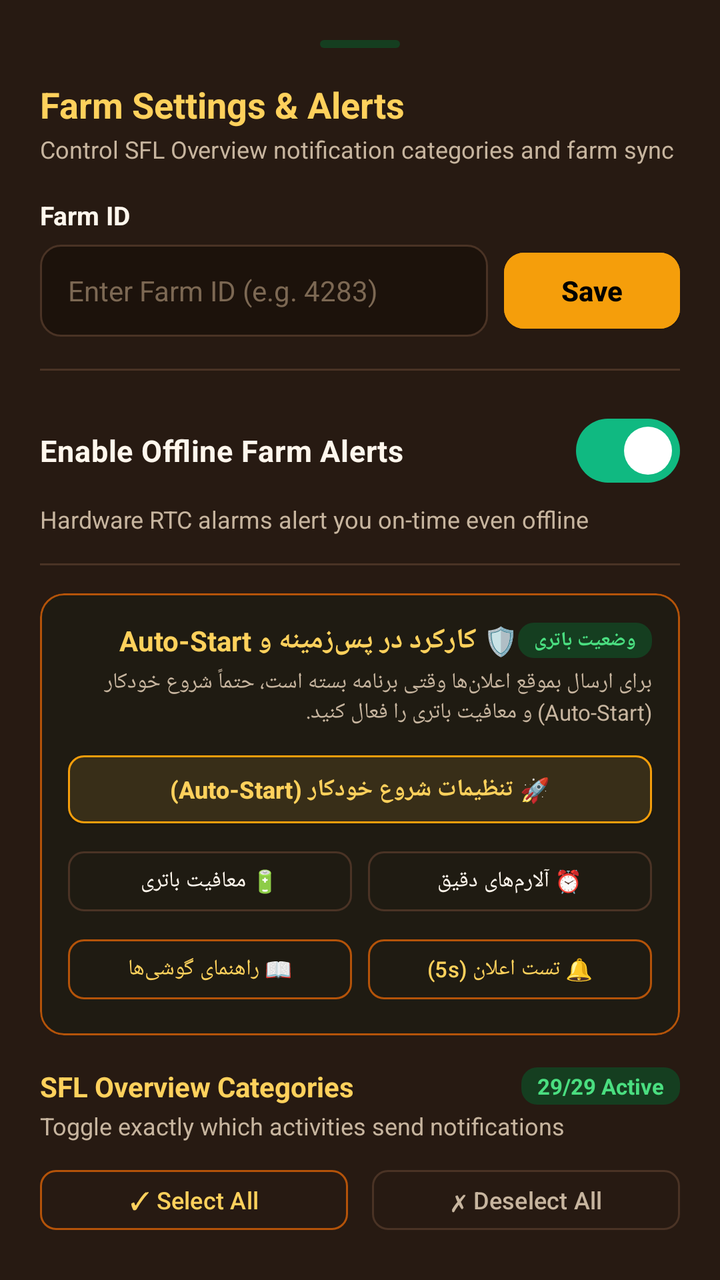
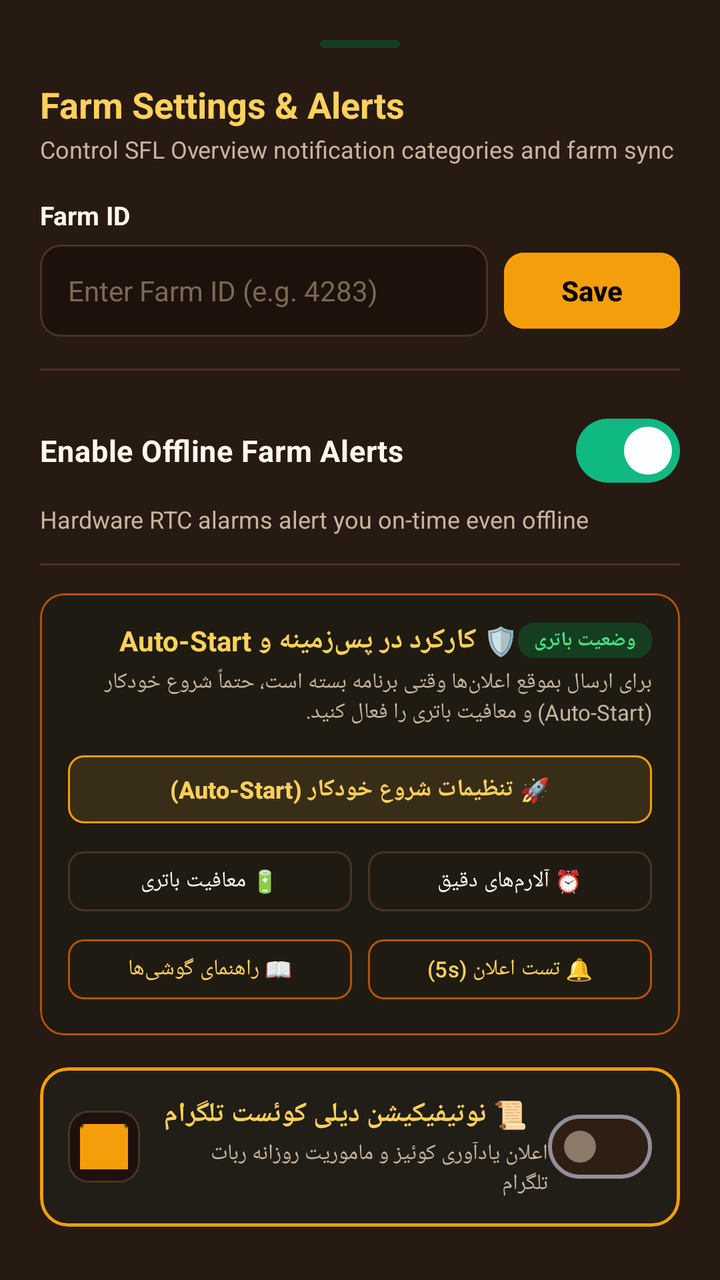

Before-and-after screenshots of an Android layout around one commit, followed by the original layout XML and the change that was made.
<!-- AndroidManifest.xml: application theme Theme.SFLNotifApp -->
<!-- res/layout/bottom_sheet_settings.xml -->
<?xml version="1.0" encoding="utf-8"?>
<androidx.core.widget.NestedScrollView xmlns:android="http://schemas.android.com/apk/res/android"
    xmlns:app="http://schemas.android.com/apk/res-auto"
    android:layout_width="match_parent"
    android:layout_height="wrap_content"
    android:background="@color/bg_card"
    android:padding="20dp">

    <LinearLayout
        android:layout_width="match_parent"
        android:layout_height="wrap_content"
        android:orientation="vertical">

        
        <View
            android:layout_width="40dp"
            android:layout_height="4dp"
            android:layout_gravity="center_horizontal"
            android:layout_marginBottom="16dp"
            android:background="@drawable/bg_badge_ready" />

        <TextView
            android:layout_width="wrap_content"
            android:layout_height="wrap_content"
            android:text="Farm Settings &amp; Alerts"
            android:textColor="@color/sunflower_yellow"
            android:textSize="18sp"
            android:textStyle="bold" />

        <TextView
            android:layout_width="wrap_content"
            android:layout_height="wrap_content"
            android:layout_marginTop="2dp"
            android:text="Control SFL Overview notification categories and farm sync"
            android:textColor="@color/text_secondary"
            android:textSize="12sp" />

        
        <TextView
            android:layout_width="wrap_content"
            android:layout_height="wrap_content"
            android:layout_marginTop="16dp"
            android:text="Farm ID"
            android:textColor="@color/text_primary"
            android:textSize="13sp"
            android:textStyle="bold" />

        <LinearLayout
            android:layout_width="match_parent"
            android:layout_height="wrap_content"
            android:layout_marginTop="6dp"
            android:gravity="center_vertical"
            android:orientation="horizontal">

            <EditText
                android:id="@+id/etFarmId"
                android:layout_width="0dp"
                android:layout_height="46dp"
                android:layout_weight="1"
                android:background="@drawable/bg_input"
                android:hint="Enter Farm ID (e.g. 4283)"
                android:inputType="number"
                android:paddingHorizontal="14dp"
                android:textColor="@color/text_primary"
                android:textColorHint="@color/text_muted"
                android:textSize="14sp" />

            <Space
                android:layout_width="8dp"
                android:layout_height="wrap_content" />

            <com.google.android.material.button.MaterialButton
                android:id="@+id/btnSaveFarmId"
                style="@style/Widget.Material3.Button.ElevatedButton"
                android:layout_width="wrap_content"
                android:layout_height="46dp"
                android:backgroundTint="@color/sunflower_gold"
                android:text="Save"
                android:textColor="#000000"
                android:textStyle="bold"
                app:cornerRadius="10dp" />
        </LinearLayout>

        <View
            android:layout_width="match_parent"
            android:layout_height="1dp"
            android:layout_marginVertical="16dp"
            android:background="@color/border_subtle" />

        
        <com.google.android.material.materialswitch.MaterialSwitch
            android:id="@+id/switchMasterNotifs"
            android:layout_width="match_parent"
            android:layout_height="wrap_content"
            android:checked="true"
            android:text="Enable Offline Farm Alerts"
            android:textColor="@color/text_primary"
            android:textSize="15sp"
            android:textStyle="bold"
            app:thumbTint="@color/switch_thumb_selector"
            app:trackTint="@color/switch_track_selector" />

        <TextView
            android:layout_width="wrap_content"
            android:layout_height="wrap_content"
            android:layout_marginTop="2dp"
            android:text="Hardware RTC alarms alert you on-time even offline"
            android:textColor="@color/text_secondary"
            android:textSize="12sp" />

        <View
            android:layout_width="match_parent"
            android:layout_height="1dp"
            android:layout_marginVertical="14dp"
            android:background="@color/border_subtle" />

        
        <com.google.android.material.card.MaterialCardView
            android:layout_width="match_parent"
            android:layout_height="wrap_content"
            android:layout_marginBottom="16dp"
            app:cardBackgroundColor="#1F1B12"
            app:cardCornerRadius="12dp"
            app:cardElevation="0dp"
            app:strokeColor="@color/sunflower_amber_dark"
            app:strokeWidth="1dp">

            <LinearLayout
                android:layout_width="match_parent"
                android:layout_height="wrap_content"
                android:orientation="vertical"
                android:padding="14dp">

                <LinearLayout
                    android:layout_width="match_parent"
                    android:layout_height="wrap_content"
                    android:gravity="center_vertical"
                    android:orientation="horizontal">

                    <TextView
                        android:layout_width="0dp"
                        android:layout_height="wrap_content"
                        android:layout_weight="1"
                        android:text="🛡️ کارکرد در پس‌زمینه و Auto-Start"
                        android:textColor="@color/sunflower_yellow"
                        android:textSize="14sp"
                        android:textStyle="bold" />

                    <TextView
                        android:id="@+id/tvBatteryStatusBadge"
                        android:layout_width="wrap_content"
                        android:layout_height="wrap_content"
                        android:background="@drawable/bg_badge_ready"
                        android:paddingHorizontal="8dp"
                        android:paddingVertical="2dp"
                        android:text="وضعیت باتری"
                        android:textColor="@color/badge_ready_text"
                        android:textSize="10sp"
                        android:textStyle="bold" />
                </LinearLayout>

                <TextView
                    android:layout_width="wrap_content"
                    android:layout_height="wrap_content"
                    android:layout_marginTop="4dp"
                    android:text="برای ارسال بموقع اعلان‌ها وقتی برنامه بسته است، حتماً شروع خودکار (Auto-Start) و معافیت باتری را فعال کنید."
                    android:textColor="@color/text_secondary"
                    android:textSize="11sp" />

                
                <com.google.android.material.button.MaterialButton
                    android:id="@+id/btnAutostartSettings"
                    style="@style/Widget.Material3.Button.ElevatedButton"
                    android:layout_width="match_parent"
                    android:layout_height="42dp"
                    android:layout_marginTop="10dp"
                    android:backgroundTint="#382E18"
                    android:padding="0dp"
                    android:text="🚀 تنظیمات شروع خودکار (Auto-Start)"
                    android:textColor="@color/sunflower_yellow"
                    android:textSize="12sp"
                    android:textStyle="bold"
                    app:cornerRadius="8dp"
                    app:strokeColor="@color/sunflower_gold"
                    app:strokeWidth="1dp" />

                <LinearLayout
                    android:layout_width="match_parent"
                    android:layout_height="wrap_content"
                    android:layout_marginTop="6dp"
                    android:orientation="horizontal">

                    <com.google.android.material.button.MaterialButton
                        android:id="@+id/btnBatteryOptimization"
                        style="@style/Widget.Material3.Button.OutlinedButton"
                        android:layout_width="0dp"
                        android:layout_height="38dp"
                        android:layout_marginEnd="4dp"
                        android:layout_weight="1"
                        android:padding="0dp"
                        android:text="🔋 معافیت باتری"
                        android:textColor="@color/text_primary"
                        android:textSize="11sp"
                        app:cornerRadius="8dp"
                        app:strokeColor="@color/border_subtle" />

                    <com.google.android.material.button.MaterialButton
                        android:id="@+id/btnExactAlarm"
                        style="@style/Widget.Material3.Button.OutlinedButton"
                        android:layout_width="0dp"
                        android:layout_height="38dp"
                        android:layout_marginStart="4dp"
                        android:layout_weight="1"
                        android:padding="0dp"
                        android:text="⏰ آلارم‌های دقیق"
                        android:textColor="@color/text_primary"
                        android:textSize="11sp"
                        app:cornerRadius="8dp"
                        app:strokeColor="@color/border_subtle" />
                </LinearLayout>

                <LinearLayout
                    android:layout_width="match_parent"
                    android:layout_height="wrap_content"
                    android:layout_marginTop="6dp"
                    android:orientation="horizontal">

                    <com.google.android.material.button.MaterialButton
                        android:id="@+id/btnBackgroundGuide"
                        style="@style/Widget.Material3.Button.OutlinedButton"
                        android:layout_width="0dp"
                        android:layout_height="38dp"
                        android:layout_marginEnd="4dp"
                        android:layout_weight="1"
                        android:padding="0dp"
                        android:text="📖 راهنمای گوشی‌ها"
                        android:textColor="@color/sunflower_yellow"
                        android:textSize="11sp"
                        app:cornerRadius="8dp"
                        app:strokeColor="@color/sunflower_amber_dark" />

                    <com.google.android.material.button.MaterialButton
                        android:id="@+id/btnTestNotification"
                        style="@style/Widget.Material3.Button.OutlinedButton"
                        android:layout_width="0dp"
                        android:layout_height="38dp"
                        android:layout_marginStart="4dp"
                        android:layout_weight="1"
                        android:padding="0dp"
                        android:text="🔔 تست اعلان (5s)"
                        android:textColor="@color/sunflower_yellow"
                        android:textSize="11sp"
                        app:cornerRadius="8dp"
                        app:strokeColor="@color/sunflower_amber_dark" />
                </LinearLayout>

            </LinearLayout>
        </com.google.android.material.card.MaterialCardView>

        
        <LinearLayout
            android:layout_width="match_parent"
            android:layout_height="wrap_content"
            android:gravity="center_vertical"
            android:orientation="horizontal">

            <TextView
                android:layout_width="0dp"
                android:layout_height="wrap_content"
                android:layout_weight="1"
                android:text="SFL Overview Categories"
                android:textColor="@color/sunflower_yellow"
                android:textSize="14sp"
                android:textStyle="bold" />

            <TextView
                android:id="@+id/tvCategoriesCount"
                android:layout_width="wrap_content"
                android:layout_height="wrap_content"
                android:background="@drawable/bg_badge_ready"
                android:paddingHorizontal="8dp"
                android:paddingVertical="2dp"
                android:text="29/29 Active"
                android:textColor="@color/badge_ready_text"
                android:textSize="11sp"
                android:textStyle="bold" />
        </LinearLayout>

        <TextView
            android:layout_width="wrap_content"
            android:layout_height="wrap_content"
            android:layout_marginTop="2dp"
            android:text="Toggle exactly which activities send notifications"
            android:textColor="@color/text_secondary"
            android:textSize="12sp" />

        
        <LinearLayout
            android:layout_width="match_parent"
            android:layout_height="wrap_content"
            android:layout_marginTop="10dp"
            android:orientation="horizontal">

            <com.google.android.material.button.MaterialButton
                android:id="@+id/btnSelectAllCategories"
                style="@style/Widget.Material3.Button.OutlinedButton"
                android:layout_width="0dp"
                android:layout_height="38dp"
                android:layout_marginEnd="6dp"
                android:layout_weight="1"
                android:padding="0dp"
                android:text="✓ Select All"
                android:textColor="@color/sunflower_yellow"
                android:textSize="12sp"
                app:cornerRadius="8dp"
                app:strokeColor="@color/sunflower_amber_dark" />

            <com.google.android.material.button.MaterialButton
                android:id="@+id/btnDeselectAllCategories"
                style="@style/Widget.Material3.Button.OutlinedButton"
                android:layout_width="0dp"
                android:layout_height="38dp"
                android:layout_marginStart="6dp"
                android:layout_weight="1"
                android:padding="0dp"
                android:text="✗ Deselect All"
                android:textColor="@color/text_secondary"
                android:textSize="12sp"
                app:cornerRadius="8dp"
                app:strokeColor="@color/border_subtle" />
        </LinearLayout>

        
        <androidx.recyclerview.widget.RecyclerView
            android:id="@+id/rvCategories"
            android:layout_width="match_parent"
            android:layout_height="wrap_content"
            android:layout_marginTop="8dp"
            android:nestedScrollingEnabled="false" />

        
        <com.google.android.material.button.MaterialButton
            android:id="@+id/btnCloseSettings"
            style="@style/Widget.Material3.Button.ElevatedButton"
            android:layout_width="match_parent"
            android:layout_height="wrap_content"
            android:layout_marginTop="20dp"
            android:backgroundTint="@color/sunflower_gold"
            android:text="اعمال و بستن تنظیمات (Apply &amp; Done)"
            android:textColor="#000000"
            android:textStyle="bold"
            app:cornerRadius="10dp" />

    </LinearLayout>
</androidx.core.widget.NestedScrollView>
<!-- resources referenced by this layout -->
<resources>
  <color name="badge_ready_text">#4ADE80</color>
  <color name="bg_card">#271A12</color>
  <color name="border_subtle">#4A3325</color>
  <color name="sunflower_amber_dark">#B45309</color>
  <color name="sunflower_gold">#F59E0B</color>
  <color name="sunflower_yellow">#FFD15C</color>
  <color name="text_muted">#7C6853</color>
  <color name="text_primary">#FFF7ED</color>
  <color name="text_secondary">#C7B59F</color>
  <!-- drawable bg_badge_ready (drawable) -->
  <?xml version="1.0" encoding="utf-8"?>
  <shape xmlns:android="http://schemas.android.com/apk/res/android"
      android:shape="rectangle">
      <solid android:color="@color/badge_ready_bg" />
      <corners android:radius="8dp" />
  </shape>
  <!-- drawable bg_input (drawable) -->
  <?xml version="1.0" encoding="utf-8"?>
  <shape xmlns:android="http://schemas.android.com/apk/res/android"
      android:shape="rectangle">
      <solid android:color="@color/bg_input" />
      <stroke android:width="1dp" android:color="@color/border_subtle" />
      <corners android:radius="10dp" />
  </shape>
  <style name="Theme.SFLNotifApp" parent="Theme.Material3.Dark.NoActionBar">
          <item name="android:statusBarColor">@color/bg_dark</item>
          <item name="android:navigationBarColor">@color/bg_dark</item>
          <item name="android:windowBackground">@color/bg_dark</item>
          <item name="colorPrimary">@color/sunflower_gold</item>
          <item name="colorSecondary">@color/sfl_green</item>
          <item name="colorSurface">@color/bg_card</item>
          <item name="colorOnSurface">@color/text_primary</item>
      </style>
  <color name="badge_ready_bg">#153E20</color>
  <color name="bg_input">#1C120B</color>
  <color name="bg_dark">#18120C</color>
  <color name="sfl_green">#10B981</color>
</resources>

<!-- the commit's change to res/layout/bottom_sheet_settings.xml (unified diff, before → after) -->
@@ -258,6 +258,65 @@
         </com.google.android.material.card.MaterialCardView>
 
         
+        <com.google.android.material.card.MaterialCardView
+            android:layout_width="match_parent"
+            android:layout_height="wrap_content"
+            android:layout_marginBottom="16dp"
+            app:cardBackgroundColor="#211E18"
+            app:cardCornerRadius="14dp"
+            app:cardElevation="0dp"
+            app:strokeColor="@color/sunflower_gold"
+            app:strokeWidth="1.5dp">
+
+            <LinearLayout
+                android:layout_width="match_parent"
+                android:layout_height="wrap_content"
+                android:gravity="center_vertical"
+                android:orientation="horizontal"
+                android:padding="14dp">
+
+                <ImageView
+                    android:layout_width="36dp"
+                    android:layout_height="36dp"
+                    android:background="@drawable/bg_input"
+                    android:padding="6dp"
+                    android:src="@drawable/ic_cat_chest"
+                    app:tint="@color/sunflower_gold" />
+
+                <LinearLayout
+                    android:layout_width="0dp"
+                    android:layout_height="wrap_content"
+                    android:layout_marginStart="12dp"
+                    android:layout_weight="1"
+                    android:orientation="vertical">
+
+                    <TextView
+                        android:layout_width="wrap_content"
+                        android:layout_height="wrap_content"
+                        android:text="📜 نوتیفیکیشن دیلی کوئست تلگرام"
+                        android:textColor="@color/sunflower_yellow"
+                        android:textSize="13.5sp"
+                        android:textStyle="bold" />
+
+                    <TextView
+                        android:layout_width="wrap_content"
+                        android:layout_height="wrap_content"
+                        android:layout_marginTop="3dp"
+                        android:text="اعلان یادآوری کوئیز و ماموریت روزانه ربات تلگرام"
+                        android:textColor="@color/text_secondary"
+                        android:textSize="11sp" />
+                </LinearLayout>
+
+                <com.google.android.material.materialswitch.MaterialSwitch
+                    android:id="@+id/switchQuestNotifs"
+                    android:layout_width="wrap_content"
+                    android:layout_height="wrap_content"
+                    app:thumbTint="@color/switch_thumb_selector"
+                    app:trackTint="@color/switch_track_selector" />
+            </LinearLayout>
+        </com.google.android.material.card.MaterialCardView>
+
+        
         <LinearLayout
             android:layout_width="match_parent"
             android:layout_height="wrap_content"
<!-- resource entries referenced after the edit -->
@@ -24,6 +24,7 @@
       <stroke android:width="1dp" android:color="@color/border_subtle" />
       <corners android:radius="10dp" />
   </shape>
+  <!-- drawable ic_cat_chest: png bitmap (drawable, 321 bytes) -->
   <style name="Theme.SFLNotifApp" parent="Theme.Material3.Dark.NoActionBar">
           <item name="android:statusBarColor">@color/bg_dark</item>
           <item name="android:navigationBarColor">@color/bg_dark</item>
